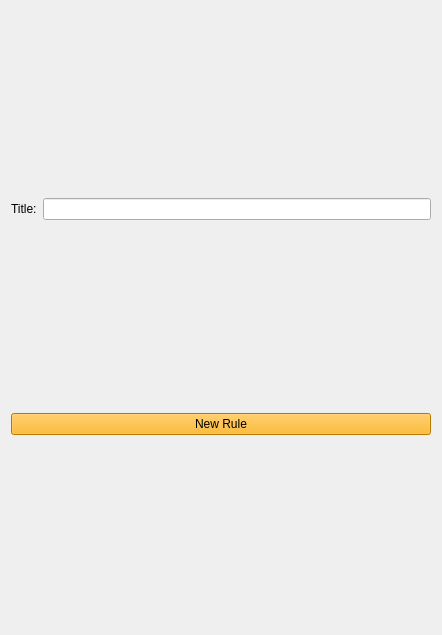
This is Source/GUI/Qt/groupofrules.ui in MediaArea/MediaConch_SourceCode as Qt 5 draws it before an edit. The edited form follows.
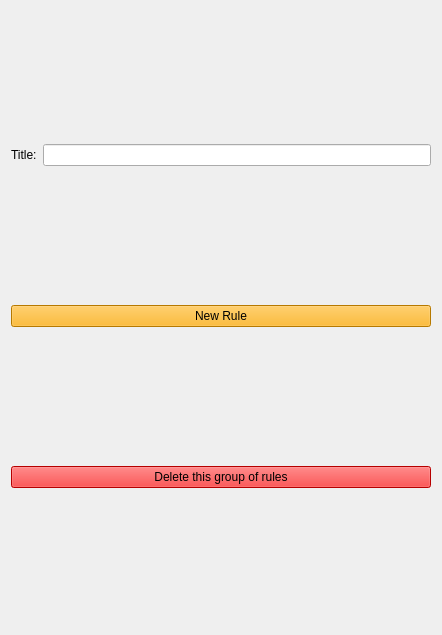
This is the edited form.

Commit message: Policies: Give the possibility to remove a Group of rules

Patch:
```diff
--- a/Source/GUI/Qt/groupofrules.ui
+++ b/Source/GUI/Qt/groupofrules.ui
@@ -42,6 +42,22 @@
      </property>
     </widget>
    </item>
+   <item row="2" column="0" colspan="2">
+    <widget class="QPushButton" name="deleteGor">
+     <property name="focusPolicy">
+      <enum>Qt::NoFocus</enum>
+     </property>
+     <property name="styleSheet">
+      <string notr="true">background-color: rgb(255, 0, 0);
+selection-background-color: rgb(255, 0, 0);
+
+</string>
+     </property>
+     <property name="text">
+      <string>Delete this group of rules</string>
+     </property>
+    </widget>
+   </item>
   </layout>
  </widget>
  <resources/>
```
The commit also changes 4 other files.
